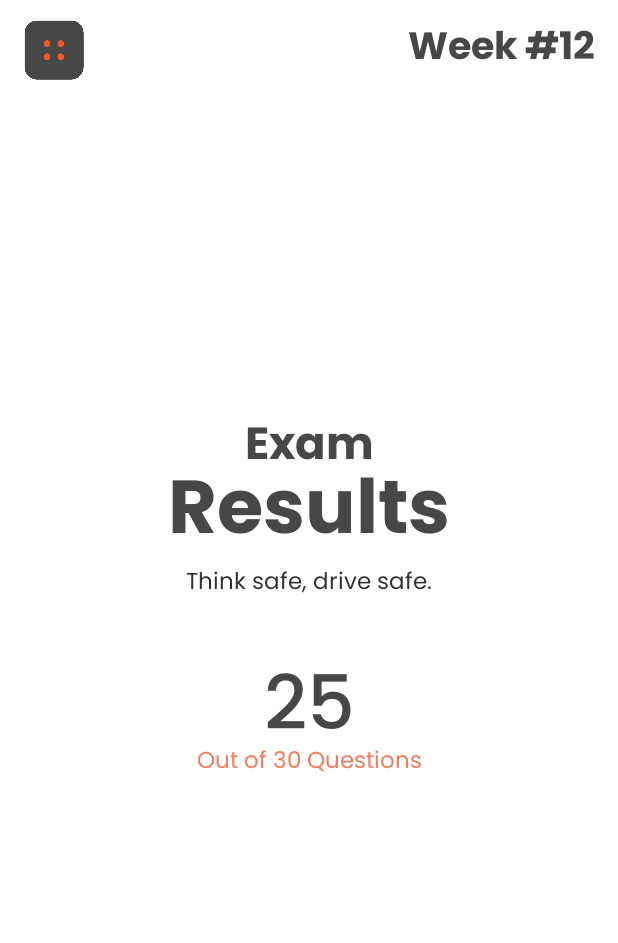
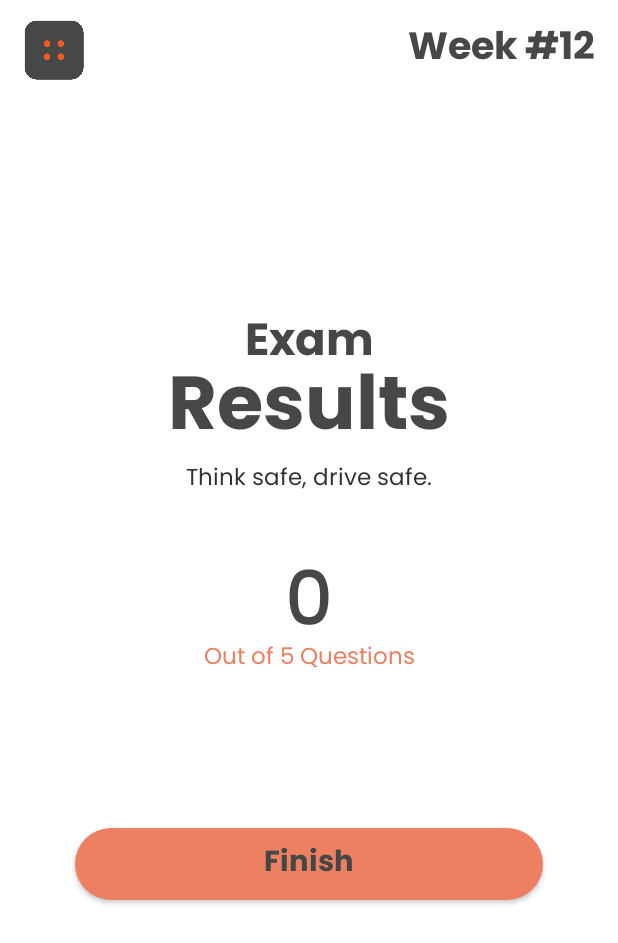
Before and after one commit to SandeepaViduranga/DriverGate, an Android app: the user_results_exam screen opened directly, with no data from a screen before it, on a phone screen of 412 x 824 dp. Shown: the top 943 px of the screen. Run offline under Robolectric (Android 15) with nearby library versions, the phone set to English and light mode, and no system bars.

Commit message:
[feature] Student User Online Exam implementation

```diff
--- a/app/src/main/AndroidManifest.xml
+++ b/app/src/main/AndroidManifest.xml
@@ -62,7 +62,8 @@
             android:exported="true" />
         <activity
             android:name=".Student.user_dashboard"
-            android:exported="true" />
+            android:exported="true"
+            android:hardwareAccelerated="false"/>
         <activity
             android:name=".Student.user_payment"
             android:exported="true" />
--- a/app/src/main/java/com/example/drivergate/Student/user_dashboard.java
+++ b/app/src/main/java/com/example/drivergate/Student/user_dashboard.java
@@ -71,7 +71,7 @@ public class user_dashboard extends AppCompatActivity {
         {
             Glide.with(this)
                     .load(user.getPhotoUrl())
-                    .placeholder(R.drawable.image3)
+                    .placeholder(R.drawable.default_user)
                     .into(profileImage);
         }
 
--- a/app/src/main/java/com/example/drivergate/Student/user_results_exam.java
+++ b/app/src/main/java/com/example/drivergate/Student/user_results_exam.java
@@ -1,25 +1,40 @@
 package com.example.drivergate.Student;
 
 import androidx.appcompat.app.AppCompatActivity;
-
 import android.content.Intent;
 import android.os.Bundle;
 import android.view.View;
-
-import com.example.drivergate.DrivingSchool.ds_register;
-import com.example.drivergate.MainActivity;
+import android.widget.Button;
+import android.widget.TextView;
 import com.example.drivergate.R;
 
 public class user_results_exam extends AppCompatActivity {
+    TextView correctAnswers;
+    Button finish;
+    int resultCount;
 
     @Override
     protected void onCreate(Bundle savedInstanceState) {
         super.onCreate(savedInstanceState);
         setContentView(R.layout.activity_user_results_exam);
+
+        resultCount = getIntent().getIntExtra("correctAnswerCount", 0);
+
+        correctAnswers = findViewById(R.id.result);
+        finish = findViewById(R.id.finish);
+        String result = String.valueOf(resultCount);
+        correctAnswers.setText(result);
     }
 
     public void back_page(View view) {
         Intent intent = new Intent(user_results_exam.this, user_dashboard.class);
         startActivity(intent);
+        finish();
+    }
+
+    public void goToDashboard(View view) {
+        Intent intent = new Intent(user_results_exam.this, user_dashboard.class);
+        startActivity(intent);
+        finish();
     }
 }
--- a/app/src/main/res/layout/activity_user_dashboard.xml
+++ b/app/src/main/res/layout/activity_user_dashboard.xml
@@ -56,7 +56,7 @@
                 android:layout_centerHorizontal="true"
                 android:layout_marginTop="20sp"
                 android:layout_marginStart="15dp"
-                android:src="@drawable/image3"
+                android:src="@drawable/default_user"
                 android:layout_marginLeft="15dp" />
 
             <TextView
--- a/app/src/main/res/layout/activity_user_results_exam.xml
+++ b/app/src/main/res/layout/activity_user_results_exam.xml
@@ -81,9 +81,10 @@
             android:layout_marginBottom="30dp"/>
 
         <TextView
+            android:id="@+id/result"
             android:layout_width="match_parent"
             android:layout_height="wrap_content"
-            android:text="25"
+            android:text="0"
             android:textSize="50sp"
             android:gravity="center"
             android:fontFamily="@font/poppins_medium"
@@ -92,9 +93,10 @@
             android:layout_marginLeft="20dp"/>
 
         <TextView
+            android:id="@+id/questionCount"
             android:layout_width="match_parent"
             android:layout_height="wrap_content"
-            android:text="Out of 30 Questions"
+            android:text="Out of 5 Questions"
             android:textSize="15sp"
             android:gravity="center"
             android:fontFamily="@font/poppins_regular"
@@ -104,6 +106,22 @@
             android:layout_marginTop="-20dp"
             android:layout_marginBottom="30dp"/>
 
+        <Button
+            android:id="@+id/finish"
+            android:layout_width="match_parent"
+            android:layout_height="wrap_content"
+            android:layout_marginLeft="50dp"
+            android:layout_marginTop="70dp"
+            android:layout_marginBottom="20dp"
+            android:layout_marginRight="50dp"
+            android:background="@drawable/button_orange"
+            android:fontFamily="@font/poppins_bold"
+            android:text="Finish"
+            android:textAllCaps="false"
+            android:textColor="@color/grey2"
+            android:onClick="goToDashboard"
+            android:textSize="19sp" />
+
     </LinearLayout>
 
 </RelativeLayout>
```
Also changed, not shown: app/src/main/java/com/example/drivergate/Student/user_questions_page.java (+127 -7 lines), app/src/main/res/layout/activity_user_questions_page.xml (+5 -2 lines), app/src/main/res/drawable-v24/default_user.png (added).
